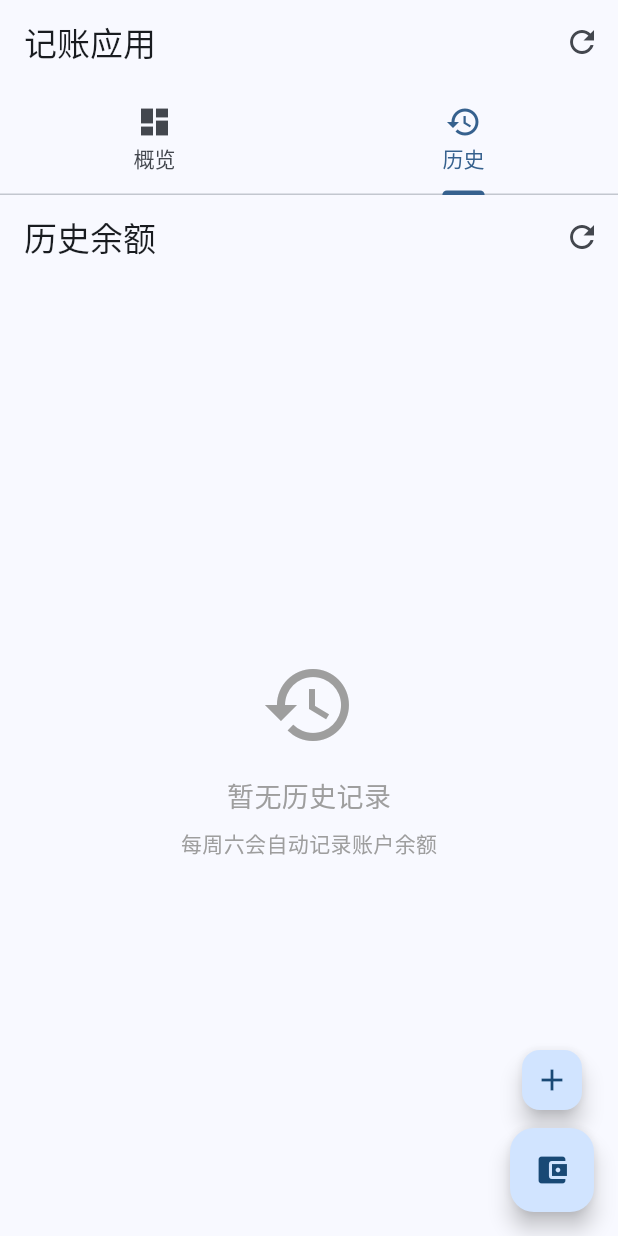
After one commit to altusea/accounts_flow, a Flutter app: the screen it shows after launch, tab 2 chosen, after a tap on the "refresh" icon, on a phone screen of 412 x 824 dp. The commit adds this screen. Run offline on Flutter 3.47's test engine with Material 3 defaults, Android fonts, the phone set to English and light mode, and no system bars; our stand-ins replace fl_chart, shared_preferences; accounts and stored records are empty.

Commit message:
feat(history): 添加历史余额记录功能
- 新增 BalanceHistory 数据模型用于存储账户历史余额
- 实现 DataService 中的历史余额管理方法
- 添加 HistoryScreen 页面展示历史余额数据
- 在主屏幕添加历史记录标签页
- 实现每周六自动记录账户余额逻辑
- 添加 macOS 构建脚本和文档说明
- 更新主应用入口以支持历史余额初始化检查

```diff
--- a/lib/main.dart
+++ b/lib/main.dart
@@ -1,7 +1,13 @@
 import 'package:flutter/material.dart';
+import 'services/data_service.dart';
 import 'screens/home_screen.dart';
 
 void main() {
+  WidgetsFlutterBinding.ensureInitialized();
+
+  // 在应用启动时检查是否需要记录本周余额
+  DataService.recordWeeklyBalances();
+
   runApp(const MyApp());
 }
 
--- /dev/null
+++ b/lib/models/balance_history.dart
@@ -0,0 +1,65 @@
+import 'package:intl/intl.dart';
+
+class BalanceHistory {
+  final String id;
+  final String accountId;
+  final double balance;
+  final DateTime recordDate;
+  final DateTime createdAt;
+
+  BalanceHistory({
+    required this.id,
+    required this.accountId,
+    required this.balance,
+    required this.recordDate,
+    required this.createdAt,
+  });
+
+  Map<String, dynamic> toJson() {
+    return {
+      'id': id,
+      'accountId': accountId,
+      'balance': balance,
+      'recordDate': recordDate.toIso8601String(),
+      'createdAt': createdAt.toIso8601String(),
+    };
+  }
+
+  factory BalanceHistory.fromJson(Map<String, dynamic> json) {
+    return BalanceHistory(
+      id: json['id'],
+      accountId: json['accountId'],
+      balance: (json['balance'] as num).toDouble(),
+      recordDate: DateTime.parse(json['recordDate']),
+      createdAt: DateTime.parse(json['createdAt']),
+    );
+  }
+
+  String get formattedDate {
+    return DateFormat('yyyy-MM-dd').format(recordDate);
+  }
+
+  String get formattedWeek {
+    return DateFormat('yyyy年MM月dd日').format(recordDate);
+  }
+
+  bool get isSaturday {
+    return recordDate.weekday == DateTime.saturday;
+  }
+
+  static bool isSaturdayDate(DateTime date) {
+    return date.weekday == DateTime.saturday;
+  }
+
+  static DateTime getLastSaturday() {
+    final now = DateTime.now();
+    final daysSinceSaturday = (now.weekday - DateTime.saturday) % 7;
+    return DateTime(now.year, now.month, now.day - daysSinceSaturday);
+  }
+
+  static DateTime getNextSaturday() {
+    final now = DateTime.now();
+    final daysUntilSaturday = (DateTime.saturday - now.weekday) % 7;
+    return DateTime(now.year, now.month, now.day + daysUntilSaturday);
+  }
+}
--- /dev/null
+++ b/lib/screens/history_screen.dart
@@ -0,0 +1,252 @@
+import 'package:flutter/material.dart';
+import 'package:intl/intl.dart';
+import '../models/account.dart';
+import '../services/data_service.dart';
+
+class HistoryScreen extends StatefulWidget {
+  const HistoryScreen({super.key});
+
+  @override
+  State<HistoryScreen> createState() => _HistoryScreenState();
+}
+
+class _HistoryScreenState extends State<HistoryScreen> {
+  List<Account> _accounts = [];
+  List<DateTime> _recordedDates = [];
+  DateTime? _selectedDate;
+  Map<String, double> _selectedDateBalances = {};
+  bool _isLoading = true;
+
+  @override
+  void initState() {
+    super.initState();
+    _loadData();
+  }
+
+  Future<void> _loadData() async {
+    setState(() {
+      _isLoading = true;
+    });
+
+    final accounts = await DataService.getAccounts();
+    final dates = await DataService.getRecordedDates();
+
+    setState(() {
+      _accounts = accounts;
+      _recordedDates = dates;
+      _isLoading = false;
+    });
+
+    // 默认选择最近的日期
+    if (dates.isNotEmpty && _selectedDate == null) {
+      _selectDate(dates.first);
+    }
+  }
+
+  Future<void> _selectDate(DateTime date) async {
+    final balances = await DataService.getBalancesByDate(date);
+    setState(() {
+      _selectedDate = date;
+      _selectedDateBalances = balances;
+    });
+  }
+
+  Future<void> _recordCurrentBalances() async {
+    await DataService.recordWeeklyBalances();
+    await _loadData();
+    if (mounted) {
+      ScaffoldMessenger.of(context).showSnackBar(
+        SnackBar(content: Text('已记录当前账户余额')),
+      );
+    }
+  }
+
+  double get _totalBalanceForSelectedDate {
+    return _selectedDateBalances.values.fold(0.0, (sum, balance) => sum + balance);
+  }
+
+  @override
+  Widget build(BuildContext context) {
+    return Scaffold(
+      appBar: AppBar(
+        title: Text('历史余额'),
+        actions: [
+          IconButton(
+            icon: Icon(Icons.refresh),
+            onPressed: _loadData,
+          ),
+          if (DateTime.now().weekday == DateTime.saturday)
+            IconButton(
+              icon: Icon(Icons.save),
+              onPressed: _recordCurrentBalances,
+              tooltip: '记录本周余额',
+            ),
+        ],
+      ),
+      body: _isLoading
+          ? Center(child: CircularProgressIndicator())
+          : _buildContent(),
+    );
+  }
+
+  Widget _buildContent() {
+    if (_recordedDates.isEmpty) {
+      return Center(
+        child: Column(
+          mainAxisAlignment: MainAxisAlignment.center,
+          children: [
+            Icon(
+              Icons.history,
+              size: 64,
+              color: Colors.grey,
+            ),
+            SizedBox(height: 16),
+            Text(
+              '暂无历史记录',
+              style: TextStyle(fontSize: 18, color: Colors.grey),
+            ),
+            SizedBox(height: 8),
+            Text(
+              '每周六会自动记录账户余额',
+              style: TextStyle(color: Colors.grey),
+            ),
+            if (DateTime.now().weekday == DateTime.saturday) ...[
+              SizedBox(height: 16),
+              ElevatedButton(
+                onPressed: _recordCurrentBalances,
+                child: Text('记录本周余额'),
+              ),
+            ],
+          ],
+        ),
+      );
+    }
+
+    return Column(
+      children: [
+        // 日期选择器
+        Container(
+          padding: EdgeInsets.all(16),
+          child: Column(
+            crossAxisAlignment: CrossAxisAlignment.start,
+            children: [
+              Text(
+                '选择日期:',
+                style: TextStyle(
+                  fontSize: 16,
+                  fontWeight: FontWeight.bold,
+                ),
+              ),
+              SizedBox(height: 8),
+              SingleChildScrollView(
+                scrollDirection: Axis.horizontal,
+                child: Row(
+                  children: _recordedDates.map((date) {
+                    final isSelected = _selectedDate == date;
+                    return Padding(
+                      padding: EdgeInsets.only(right: 8),
+                      child: FilterChip(
+                        label: Text(
+                          DateFormat('MM月dd日').format(date),
+                          style: TextStyle(
+                            color: isSelected ? Colors.white : null,
+                          ),
+                        ),
+                        selected: isSelected,
+                        onSelected: (_) => _selectDate(date),
+                        backgroundColor: isSelected
+                            ? Theme.of(context).primaryColor
+                            : Colors.grey[200],
+                        selectedColor: Theme.of(context).primaryColor,
+                      ),
+                    );
+                  }).toList(),
+                ),
+              ),
+            ],
+          ),
+        ),
+
+        // 总余额卡片
+        if (_selectedDate != null) ...[
+          Card(
+            margin: EdgeInsets.all(16),
+            child: Padding(
+              padding: EdgeInsets.all(16),
+              child: Column(
+                crossAxisAlignment: CrossAxisAlignment.start,
+                children: [
+                  Text(
+                    '${DateFormat('yyyy年MM月dd日').format(_selectedDate!)} 总余额',
+                    style: TextStyle(
+                      fontSize: 16,
+                      color: Colors.grey,
+                    ),
+                  ),
+                  SizedBox(height: 8),
+                  Text(
+                    '¥${_totalBalanceForSelectedDate.toStringAsFixed(2)}',
+                    style: TextStyle(
+                      fontSize: 32,
+                      fontWeight: FontWeight.bold,
+                      color: _totalBalanceForSelectedDate >= 0 ? Colors.green : Colors.red,
+                    ),
+                  ),
+                ],
+              ),
+            ),
+          ),
+
+          // 账户余额列表
+          Expanded(
+            child: ListView.builder(
+              itemCount: _accounts.length,
+              itemBuilder: (context, index) {
+                final account = _accounts[index];
+                final balance = _selectedDateBalances[account.id] ?? 0.0;
+
+                return Card(
+                  margin: EdgeInsets.symmetric(horizontal: 16, vertical: 4),
+                  child: ListTile(
+                    leading: Container(
+                      width: 40,
+                      height: 40,
+                      decoration: BoxDecoration(
+                        color: account.color.withOpacity(0.2),
+                        borderRadius: BorderRadius.circular(20),
+                      ),
+                      child: Icon(
+                        account.typeIcon,
+                        color: account.color,
+                        size: 20,
+                      ),
+                    ),
+                    title: Text(
+                      account.name,
+                      style: TextStyle(
+                        fontWeight: FontWeight.bold,
+                        fontSize: 16,
+                      ),
+                    ),
+                    subtitle: Text(
+                      account.typeName,
+                      style: TextStyle(color: Colors.grey),
+                    ),
+                    trailing: Text(
+                      '¥${balance.toStringAsFixed(2)}',
+                      style: TextStyle(
+                        fontSize: 16,
+                        fontWeight: FontWeight.bold,
+                        color: balance >= 0 ? Colors.green : Colors.red,
+                      ),
+                    ),
+                  ),
+                );
+              },
+            ),
+          ),
+        ],
+      ],
+    );
+  }
+}
--- a/lib/screens/home_screen.dart
+++ b/lib/screens/home_screen.dart
@@ -6,6 +6,7 @@ import '../widgets/account_card.dart';
 import '../widgets/add_account_dialog.dart';
 import '../widgets/add_transaction_dialog.dart';
 import 'account_detail_screen.dart';
+import 'history_screen.dart';
 
 class HomeScreen extends StatefulWidget {
   const HomeScreen({super.key});
@@ -14,14 +15,22 @@ class HomeScreen extends StatefulWidget {
   State<HomeScreen> createState() => _HomeScreenState();
 }
 
-class _HomeScreenState extends State<HomeScreen> {
+class _HomeScreenState extends State<HomeScreen> with SingleTickerProviderStateMixin {
   List<Account> _accounts = [];
   List<Transaction> _recentTransactions = [];
+  late TabController _tabController;
 
   @override
   void initState() {
     super.initState();
+    _tabController = TabController(length: 2, vsync: this);
     _loadData();
+  }
+
+  @override
+  void dispose() {
+    _tabController.dispose();
+    super.dispose();
   }
 
   Future<void> _loadData() async {
@@ -79,6 +88,13 @@ class _HomeScreenState extends State<HomeScreen> {
     return Scaffold(
       appBar: AppBar(
         title: Text('记账应用'),
+        bottom: TabBar(
+          controller: _tabController,
+          tabs: [
+            Tab(icon: Icon(Icons.dashboard), text: '概览'),
+            Tab(icon: Icon(Icons.history), text: '历史'),
+          ],
+        ),
         actions: [
           IconButton(
             icon: Icon(Icons.refresh),
@@ -86,8 +102,24 @@ class _HomeScreenState extends State<HomeScreen> {
           ),
         ],
       ),
-      body: _buildBody(),
-      floatingActionButton: Column(
+      body: TabBarView(
+        controller: _tabController,
+        children: [
+          _buildOverviewTab(),
+          HistoryScreen(),
+        ],
+      ),
+      floatingActionButton: _buildFloatingActionButton(),
+    );
+  }
+
+  Widget _buildFloatingActionButton() {
+    // 只在概览tab显示FAB
+    if (_tabController.index != 0) {
+      return Container();
+    }
+
+    return Column(
       mainAxisAlignment: MainAxisAlignment.end,
       children: [
         FloatingActionButton.small(
@@ -104,11 +136,10 @@ class _HomeScreenState extends State<HomeScreen> {
           tooltip: '添加账户',
         ),
       ],
-      ),
     );
   }
 
-  Widget _buildBody() {
+  Widget _buildOverviewTab() {
     if (_accounts.isEmpty) {
       return Center(
         child: Column(
--- a/lib/services/data_service.dart
+++ b/lib/services/data_service.dart
@@ -1,11 +1,14 @@
 import 'package:shared_preferences/shared_preferences.dart';
 import 'dart:convert';
+import 'package:intl/intl.dart';
 import '../models/account.dart';
 import '../models/transaction.dart';
+import '../models/balance_history.dart';
 
 class DataService {
   static const String _accountsKey = 'accounts';
   static const String _transactionsKey = 'transactions';
+  static const String _balanceHistoryKey = 'balanceHistory';
 
   static Future<List<Account>> getAccounts() async {
     final prefs = await SharedPreferences.getInstance();
@@ -104,4 +107,99 @@ class DataService {
 
     return balance;
   }
+
+  // 历史余额相关方法
+  static Future<List<BalanceHistory>> getBalanceHistory() async {
+    final prefs = await SharedPreferences.getInstance();
+    final historyJson = prefs.getStringList(_balanceHistoryKey) ?? [];
+    return historyJson
+        .map((json) => BalanceHistory.fromJson(jsonDecode(json)))
+        .toList();
+  }
+
+  static Future<void> saveBalanceHistory(List<BalanceHistory> history) async {
+    final prefs = await SharedPreferences.getInstance();
+    final historyJson = history.map((item) => item.toJson()).toList();
+    await prefs.setStringList(
+        _balanceHistoryKey, historyJson.map((json) => jsonEncode(json)).toList());
+  }
+
+  static Future<void> addBalanceHistory(BalanceHistory history) async {
+    final historyList = await getBalanceHistory();
+    historyList.add(history);
+    await saveBalanceHistory(historyList);
+  }
+
+  static Future<void> recordWeeklyBalances() async {
+    final accounts = await getAccounts();
+    final today = DateTime.now();
+
+    // 只在周六记录
+    if (today.weekday != DateTime.saturday) {
+      return;
+    }
+
+    // 检查今天是否已经记录过
+    final existingHistory = await getBalanceHistory();
+    final todayString = DateFormat('yyyy-MM-dd').format(today);
+    final alreadyRecorded = existingHistory.any((history) =>
+        history.formattedDate == todayString);
+
+    if (alreadyRecorded) {
+      return;
+    }
+
+    // 为每个账户记录当前余额
+    for (final account in accounts) {
+      final currentBalance = await getAccountBalance(account.id);
+      final history = BalanceHistory(
+        id: '${account.id}_${today.millisecondsSinceEpoch}',
+        accountId: account.id,
+        balance: currentBalance,
+        recordDate: today,
+        createdAt: today,
+      );
+      await addBalanceHistory(history);
+    }
+  }
+
+  static Future<List<BalanceHistory>> getBalanceHistoryByAccount(String accountId) async {
+    final history = await getBalanceHistory();
+    return history
+        .where((item) => item.accountId == accountId)
+        .toList()
+      ..sort((a, b) => a.recordDate.compareTo(b.recordDate));
+  }
+
+  static Future<List<DateTime>> getRecordedDates() async {
+    final history = await getBalanceHistory();
+    final dates = history.map((item) =>
+        DateTime(item.recordDate.year, item.recordDate.month, item.recordDate.day))
+        .toSet()
+        .toList();
+    dates.sort((a, b) => b.compareTo(a));
+    return dates;
+  }
+
+  static Future<Map<String, double>> getBalancesByDate(DateTime date) async {
+    final history = await getBalanceHistory();
+    final accounts = await getAccounts();
+    final balances = <String, double>{};
+
+    for (final account in accounts) {
+      final accountHistory = history
+          .where((item) =>
+              item.accountId == account.id &&
+              item.recordDate.year == date.year &&
+              item.recordDate.month == date.month &&
+              item.recordDate.day == date.day)
+          .toList();
+
+      if (accountHistory.isNotEmpty) {
+        balances[account.id] = accountHistory.first.balance;
+      }
+    }
+
+    return balances;
+  }
 }
```
Also changed, not shown: 3 other files. Lines whose indentation alone changed are shown as unchanged.
